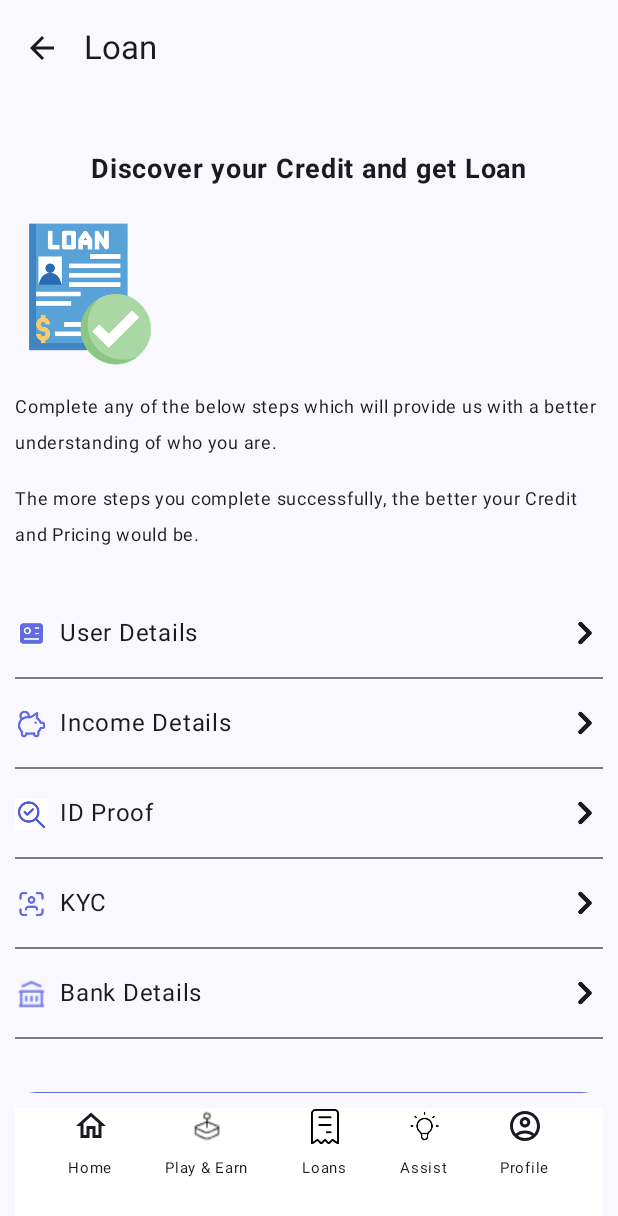
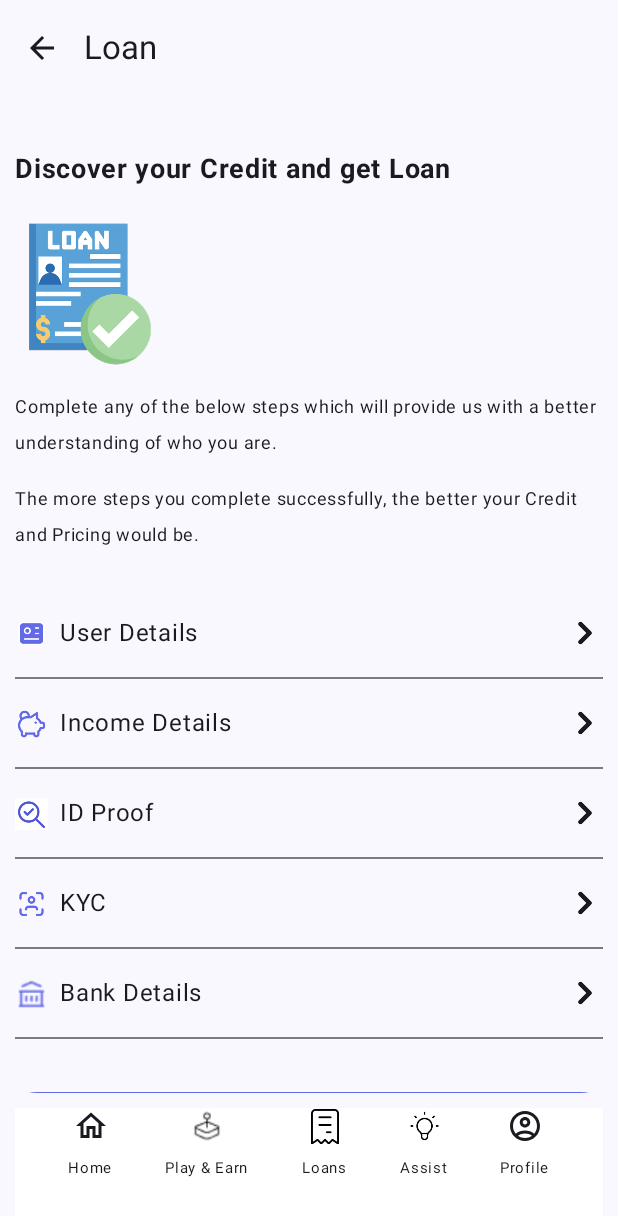
Before and after one commit to DevDewangan16/Vasudev_Kutumbhakam, an Android app built with Jetpack Compose: the LoanStepsScreen screen opened through its navigation route, on a phone screen of 412 x 824 dp. Shown: the top 1216 px of the screen. Run offline under Robolectric (Android 15) with nearby library versions, the phone set to English and light mode, and no system bars.

Commit message:
Enhanced the UI.

```diff
--- a/app/src/main/java/com/example/vasudevkutumbhakam/ui/BankDetailsScreen.kt
+++ b/app/src/main/java/com/example/vasudevkutumbhakam/ui/BankDetailsScreen.kt
@@ -154,7 +154,7 @@ fun BankDetailsScreen(navController: NavHostController) {
                     unfocusedLabelColor = Color(0xff565656)
                 )
             )
-            Spacer(modifier = Modifier.fillMaxWidth().height(150.dp))
+            Spacer(modifier = Modifier.fillMaxWidth().height(130.dp))
         }
         item {
             Button(
--- a/app/src/main/java/com/example/vasudevkutumbhakam/ui/LoanStepScreen.kt
+++ b/app/src/main/java/com/example/vasudevkutumbhakam/ui/LoanStepScreen.kt
@@ -11,6 +11,7 @@ import androidx.compose.ui.Modifier
 import androidx.compose.ui.graphics.Color
 import androidx.compose.ui.res.painterResource
 import androidx.compose.ui.text.font.FontWeight
+import androidx.compose.ui.text.style.TextAlign
 import androidx.compose.ui.unit.dp
 import androidx.compose.ui.unit.sp
 import androidx.navigation.NavController
@@ -43,7 +44,8 @@ fun LoanStepsScreen(navController: NavHostController) {
                     text = "Discover your Credit and get Loan",
                     fontSize = 18.sp,
                     fontWeight = FontWeight.Bold,
-                    modifier = Modifier.padding(bottom = 16.dp)
+                    modifier = Modifier.padding(bottom = 16.dp).fillMaxWidth(),
+                    textAlign = TextAlign.Start
                 )
 
                 Box(
```
